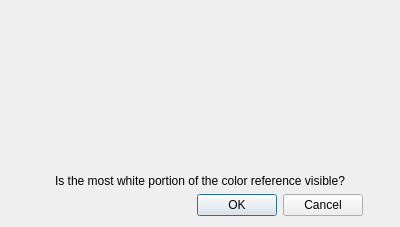
Old version of the form ui/imageDialogUI.ui in the repository CapPow/HerbASAP.
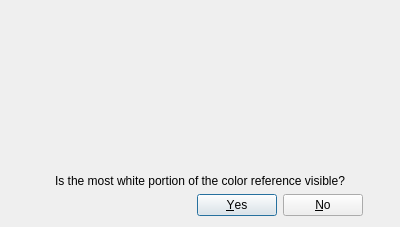
New version of the form.

Diff of the .ui file:
```diff
--- a/ui/imageDialogUI.ui
+++ b/ui/imageDialogUI.ui
@@ -20,7 +20,7 @@
       <enum>Qt::Horizontal</enum>
      </property>
      <property name="standardButtons">
-      <set>QDialogButtonBox::Cancel|QDialogButtonBox::Ok</set>
+      <set>QDialogButtonBox::No|QDialogButtonBox::Yes</set>
      </property>
     </widget>
    </item>
```
